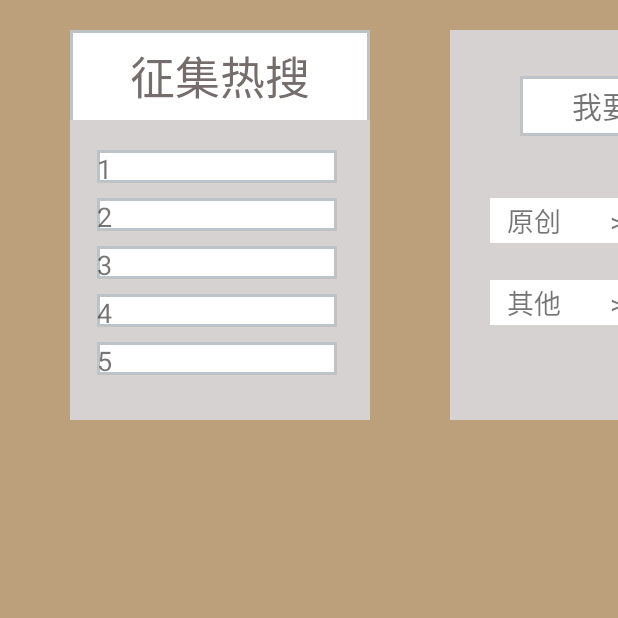
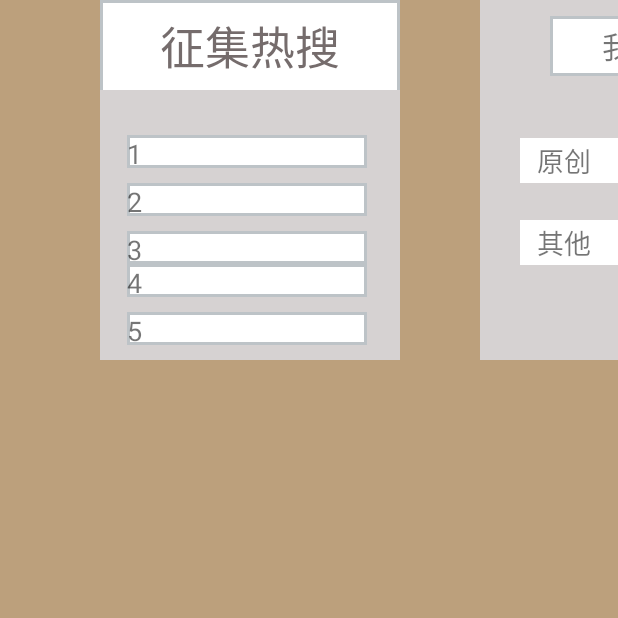
Before and after one commit to ting924/peachGarden, an Android app: the fragment ShisheFragment1 shown on its own in the app's theme, on a phone screen of 412 x 824 dp, the top half of it. Run offline under Robolectric (Android 15) with nearby library versions, the light colour scheme and no system bars; 1 statement that could not run was skipped.

Commit message:
诗社样式调整

```diff
--- a/app/src/main/res/layout/shishe_fragment1.xml
+++ b/app/src/main/res/layout/shishe_fragment1.xml
@@ -6,8 +6,8 @@
     <TextView
         android:layout_width="200dp"
         android:layout_height="62dp"
-        android:layout_x="47dp"
-        android:layout_y="20dp"
+        android:layout_x="67dp"
+        android:layout_y="0dp"
         android:gravity="center"
         android:text="征集热搜"
         android:background="@drawable/textview_border"
@@ -23,9 +23,9 @@
 
     <LinearLayout
         android:layout_width="200dp"
-        android:layout_height="200dp"
-        android:layout_x="47dp"
-        android:layout_y="80dp"
+        android:layout_height="180dp"
+        android:layout_x="67dp"
+        android:layout_y="60dp"
         android:background="#D6D2D2"
         android:orientation="vertical">
 
@@ -41,8 +41,8 @@
         android:background="@drawable/textview_border"
 
         android:layout_weight="1"
-        android:layout_x="65dp"
-        android:layout_y="100dp"
+        android:layout_x="85dp"
+        android:layout_y="90dp"
         android:text="1"
         android:textSize="18dp" />
     <TextView
@@ -55,8 +55,8 @@
         android:background="@drawable/textview_border"
 
         android:layout_weight="1"
-        android:layout_x="65dp"
-        android:layout_y="132dp"
+        android:layout_x="85dp"
+        android:layout_y="122dp"
         android:text="2"
         android:textSize="18dp" />
     <TextView
@@ -69,8 +69,8 @@
         android:background="@drawable/textview_border"
 
         android:layout_weight="1"
-        android:layout_x="65dp"
-        android:layout_y="164dp"
+        android:layout_x="85dp"
+        android:layout_y="154dp"
         android:text="3"
         android:textSize="18dp" /><TextView
     android:layout_width="160dp"
@@ -81,8 +81,8 @@
     android:layout_marginBottom="30dp"
     android:background="@drawable/textview_border"
     android:layout_weight="1"
-    android:layout_x="65dp"
-    android:layout_y="196dp"
+    android:layout_x="85dp"
+    android:layout_y="176dp"
     android:text="4"
     android:textSize="18dp" /><TextView
     android:layout_width="160dp"
@@ -93,17 +93,17 @@
     android:layout_marginBottom="30dp"
     android:background="@drawable/textview_border"
     android:layout_weight="1"
-    android:layout_x="65dp"
-    android:layout_y="228dp"
+    android:layout_x="85dp"
+    android:layout_y="208dp"
     android:text="5"
     android:textSize="18dp" />
 
     <AbsoluteLayout
         android:id="@+id/shishe_zhengji"
         android:layout_width="300dp"
-        android:layout_height="260dp"
-        android:layout_x="300dp"
-        android:layout_y="20dp"
+        android:layout_height="240dp"
+        android:layout_x="320dp"
+        android:layout_y="0dp"
         android:background="#D6D2D2"
         android:orientation="vertical">
 
@@ -117,7 +117,7 @@
             android:layout_marginBottom="30dp"
             android:layout_weight="1"
             android:layout_x="47dp"
-            android:layout_y="31dp"
+            android:layout_y="11dp"
             android:background="@drawable/textview_border"
             android:gravity="center"
             android:text="我要投稿"
@@ -132,7 +132,7 @@
             android:layout_marginBottom="30dp"
             android:layout_weight="1"
             android:layout_x="27dp"
-            android:layout_y="112dp"
+            android:layout_y="92dp"
             android:background="#FFFFFF"
             android:gravity="center"
             android:text="原创       >"
@@ -147,7 +147,7 @@
             android:layout_marginBottom="30dp"
             android:layout_weight="1"
             android:layout_x="159dp"
-            android:layout_y="112dp"
+            android:layout_y="92dp"
             android:background="#FFFFFF"
             android:gravity="center"
             android:text="语种       >"
@@ -162,7 +162,7 @@
             android:layout_marginBottom="30dp"
             android:layout_weight="1"
             android:layout_x="27dp"
-            android:layout_y="167dp"
+            android:layout_y="147dp"
             android:background="#FFFFFF"
             android:gravity="center"
             android:text="其他       >"
```
Also changed, not shown: app/src/main/res/layout/shishe_fragment2.xml (+7 -7 lines), app/src/main/res/layout/shishe_fragment3.xml (+10 -10 lines), app/src/main/res/layout/shishe_fragment4.xml (+13 -13 lines).
